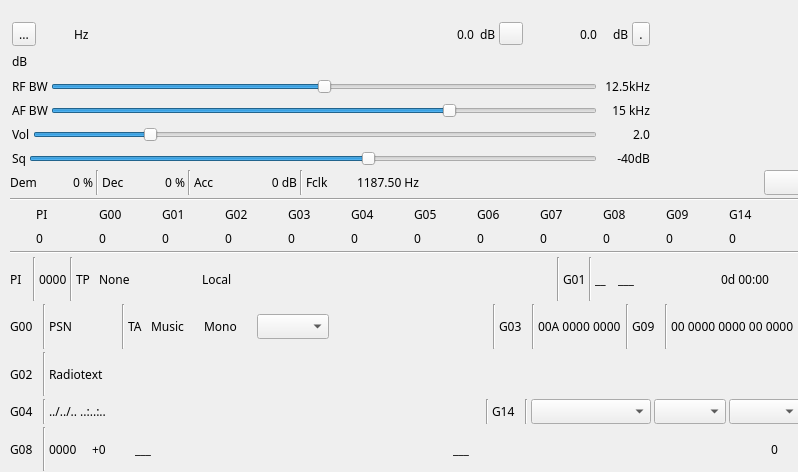
First picture: the form in plugins/channelrx/demodbfm/bfmdemodgui.ui, repository f4exb/sdrangel, before the edit.
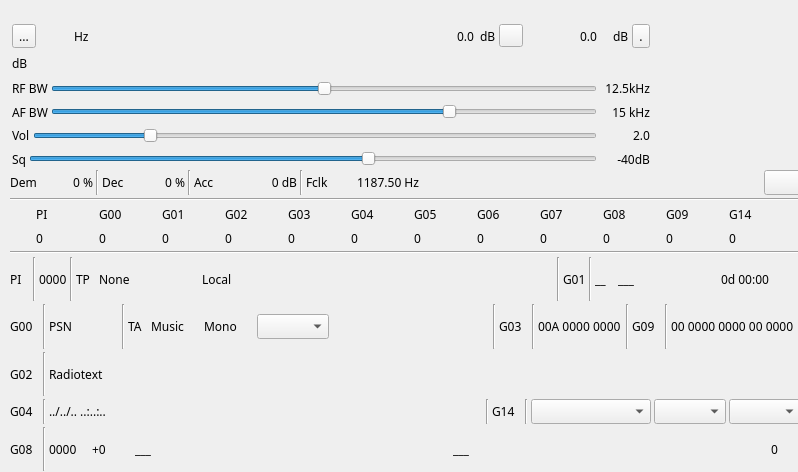
Second picture: the form after the edit. Icons and pictures are not drawn. Custom widgets are drawn as their Qt base class.

```diff
--- a/plugins/channelrx/demodbfm/bfmdemodgui.ui
+++ b/plugins/channelrx/demodbfm/bfmdemodgui.ui
@@ -61,6 +61,9 @@
     </property>
     <item>
      <layout class="QHBoxLayout" name="deltaFreqPowLayout">
+      <property name="topMargin">
+       <number>2</number>
+      </property>
       <item>
        <layout class="QHBoxLayout" name="deltaFreqiencyLayout">
         <item>
@@ -98,7 +101,7 @@
           </property>
           <property name="font">
            <font>
-            <family>Monospace</family>
+            <family>DejaVu Sans Mono</family>
             <pointsize>12</pointsize>
            </font>
           </property>
```
Left out of the diff: 24 changed lines with no effect on the pictures.
